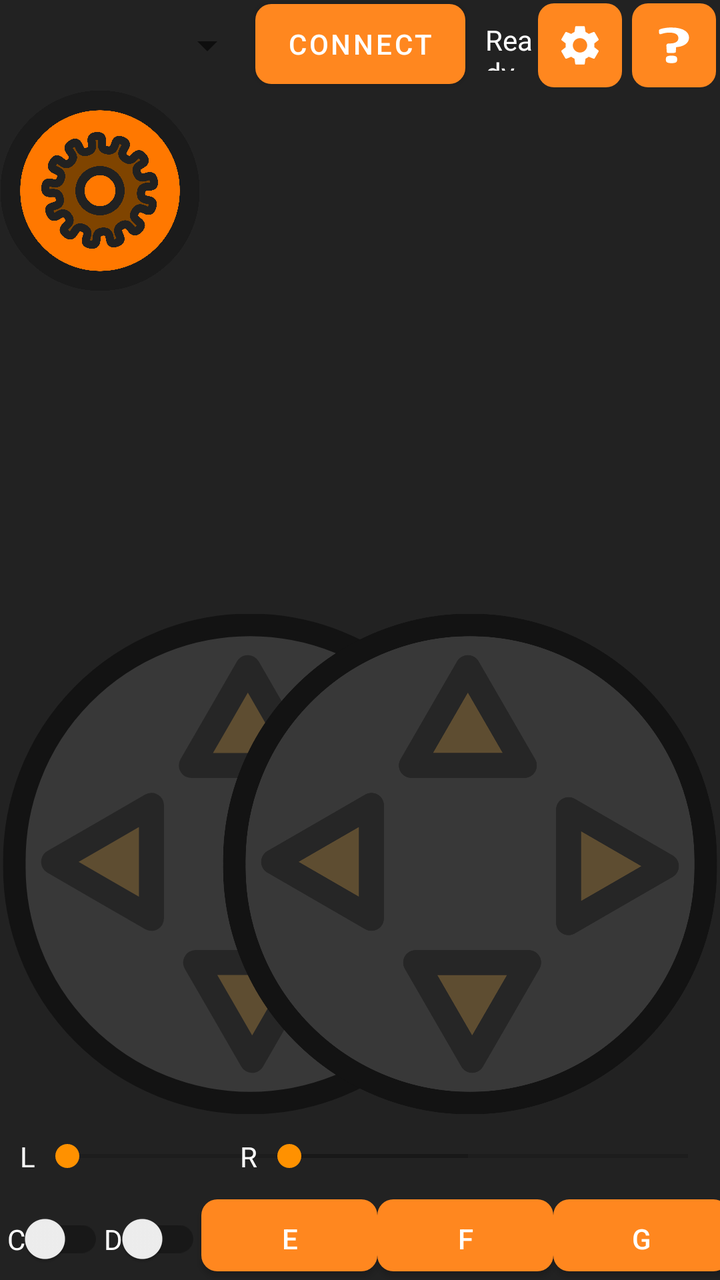
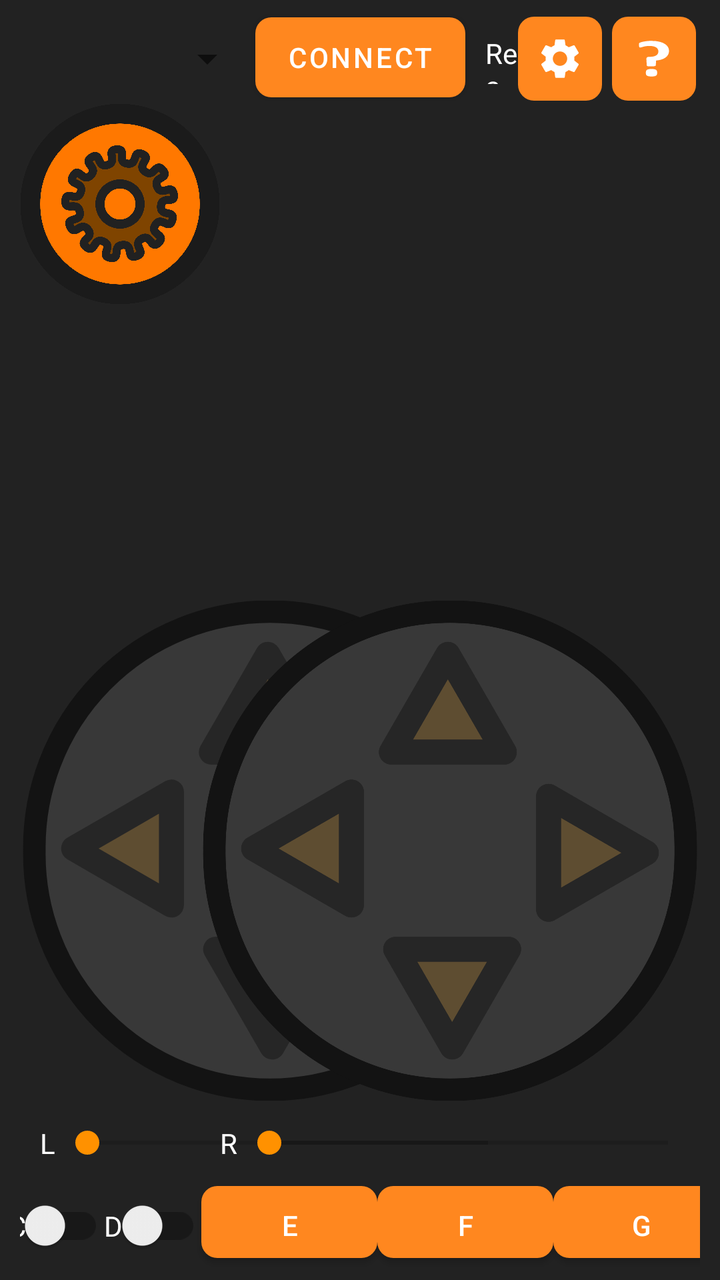

Two renders of the same Android screen: before a commit and after it. Below are the layout's source before the change and the commit's diff.
<!-- AndroidManifest.xml: application theme Theme.SerialRemote -->
<!-- res/layout/main_activity.xml -->
<?xml version="1.0" encoding="utf-8"?>
<FrameLayout xmlns:android="http://schemas.android.com/apk/res/android"
    xmlns:app="http://schemas.android.com/apk/res-auto"
    xmlns:tools="http://schemas.android.com/tools"
    xmlns:stream="http://schemas.android.com/apk/res-auto"
    android:layout_width="match_parent"
    android:layout_height="match_parent"
    android:background="@color/background"
    android:backgroundTintMode="src_over"
    android:theme="@style/ThemeOverlay.SerialRemote.FullscreenContainer"
    tools:context="com.nocomake.serialremote.MainActivity">

    <LinearLayout
        android:layout_width="match_parent"
        android:layout_height="match_parent"
        android:orientation="vertical">

        <androidx.constraintlayout.widget.ConstraintLayout
            android:id="@+id/topTools"
            android:layout_width="match_parent"
            android:layout_height="wrap_content"
            android:layout_weight="1">

            <Spinner
                android:id="@+id/btDevice"
                android:layout_width="0dp"
                android:layout_height="0dp"
                android:foregroundTint="@color/white"
                android:spinnerMode="dropdown"
                app:layout_constraintBottom_toBottomOf="parent"
                app:layout_constraintEnd_toStartOf="@+id/connect"
                app:layout_constraintStart_toStartOf="parent"
                app:layout_constraintTop_toTopOf="parent" />

            <Button
                android:id="@+id/connect"
                android:layout_width="wrap_content"
                android:layout_height="40dp"
                android:layout_margin="2dp"
                android:background="@drawable/button_background"
                android:text="Connect"
                app:layout_constraintEnd_toEndOf="parent"
                app:layout_constraintStart_toStartOf="parent"
                app:layout_constraintTop_toTopOf="@+id/btDevice" />

            <TextView
                android:id="@+id/status"
                android:layout_width="0dp"
                android:layout_height="25dp"
                android:layout_marginStart="10dp"
                android:lines="2"
                android:text="Ready to connect"
                android:textColor="@color/white"
                app:layout_constraintBottom_toBottomOf="parent"
                app:layout_constraintEnd_toStartOf="@+id/buttonSettings"
                app:layout_constraintStart_toEndOf="@+id/connect"
                app:layout_constraintTop_toTopOf="parent" />

            <ImageButton
                android:id="@+id/buttonSettings"
                android:layout_width="wrap_content"
                android:layout_height="wrap_content"
                android:background="@drawable/button_background"
                android:backgroundTint="@color/primary_1"
                android:padding="9dp"
                android:src="@drawable/gear"
                android:layout_marginEnd="5dp"
                app:layout_constraintBottom_toBottomOf="parent"
                app:layout_constraintEnd_toStartOf="@+id/buttonHelp"
                app:layout_constraintTop_toTopOf="parent" />

            <ImageButton
                android:id="@+id/buttonHelp"
                android:layout_width="wrap_content"
                android:layout_height="wrap_content"
                android:background="@drawable/button_background"
                android:backgroundTint="@color/primary_1"
                android:padding="9dp"
                android:layout_margin="2dp"
                android:src="@drawable/question"
                app:layout_constraintBottom_toBottomOf="parent"
                app:layout_constraintEnd_toEndOf="parent"
                app:layout_constraintTop_toTopOf="parent" />


        </androidx.constraintlayout.widget.ConstraintLayout>

        <LinearLayout
            android:layout_width="match_parent"
            android:layout_height="wrap_content"
            android:layout_weight="100"
            android:orientation="horizontal">

            <RelativeLayout
                android:layout_width="wrap_content"
                android:layout_height="match_parent"
                android:layout_weight="0.5">

                <androidx.constraintlayout.widget.ConstraintLayout
                    android:layout_width="match_parent"
                    android:layout_height="match_parent">

                    <androidx.constraintlayout.widget.ConstraintLayout
                        android:id="@+id/sliderLContainer"
                        android:layout_width="0dp"
                        android:layout_height="wrap_content"
                        app:layout_constraintBottom_toBottomOf="parent"
                        app:layout_constraintEnd_toEndOf="@+id/leftJoystick"
                        app:layout_constraintStart_toStartOf="@+id/leftJoystick">

                        <TextView
                            android:id="@+id/sliderLText"
                            android:layout_width="wrap_content"
                            android:layout_height="wrap_content"
                            android:layout_marginStart="10dp"
                            android:text="L"
                            android:textColor="@color/white"
                            app:layout_constraintBottom_toBottomOf="parent"
                            app:layout_constraintStart_toStartOf="parent"
                            app:layout_constraintTop_toTopOf="parent" />

                        <SeekBar
                            android:id="@+id/sliderL"
                            android:max="255"
                            android:layout_width="0dp"
                            android:layout_height="42dp"
                            app:layout_constraintBottom_toBottomOf="parent"
                            app:layout_constraintEnd_toEndOf="parent"
                            app:layout_constraintStart_toEndOf="@+id/sliderLText" />

                    </androidx.constraintlayout.widget.ConstraintLayout>

                    <androidx.constraintlayout.widget.ConstraintLayout
                        android:id="@+id/sliderRContainer"
                        android:layout_width="0dp"
                        android:layout_height="wrap_content"
                        app:layout_constraintBottom_toBottomOf="parent"
                        app:layout_constraintEnd_toEndOf="@+id/rightJoystick"
                        app:layout_constraintStart_toStartOf="@+id/rightJoystick">

                        <TextView
                            android:id="@+id/sliderRText"
                            android:layout_width="wrap_content"
                            android:layout_height="wrap_content"
                            android:layout_marginStart="10dp"
                            android:text="R"
                            android:textColor="@color/white"
                            app:layout_constraintBottom_toBottomOf="parent"
                            app:layout_constraintStart_toStartOf="parent"
                            app:layout_constraintTop_toTopOf="parent" />

                        <SeekBar
                            android:id="@+id/sliderR"
                            android:max="255"
                            android:layout_width="0dp"
                            android:layout_height="42dp"
                            app:layout_constraintBottom_toBottomOf="parent"
                            app:layout_constraintEnd_toEndOf="parent"
                            app:layout_constraintStart_toEndOf="@+id/sliderRText" />

                    </androidx.constraintlayout.widget.ConstraintLayout>

                    <ImageView
                        android:id="@+id/leftJoystick"
                        android:layout_width="0dp"
                        android:layout_height="0dp"
                        android:scaleType="fitCenter"
                        app:layout_constraintBottom_toTopOf="@+id/sliderLContainer"
                        app:layout_constraintDimensionRatio="1"
                        app:layout_constraintHeight_max="250dp"
                        app:layout_constraintStart_toStartOf="parent"
                        app:layout_constraintTop_toTopOf="parent"
                        app:layout_constraintVertical_bias="1.0"
                        app:srcCompat="@drawable/pad" />

                    <ImageView
                        android:id="@+id/rightJoystick"
                        android:layout_width="0dp"
                        android:layout_height="0dp"
                        android:scaleType="fitCenter"
                        android:visibility="visible"
                        app:layout_constraintBottom_toTopOf="@+id/sliderRContainer"
                        app:layout_constraintDimensionRatio="1"
                        app:layout_constraintEnd_toEndOf="parent"
                        app:layout_constraintHeight_max="250dp"
                        app:layout_constraintTop_toTopOf="parent"
                        app:layout_constraintVertical_bias="1.0"
                        app:srcCompat="@drawable/pad" />

                    <androidx.constraintlayout.widget.ConstraintLayout
                        android:layout_width="0dp"
                        android:layout_height="0dp"
                        app:layout_constraintBottom_toBottomOf="parent"
                        app:layout_constraintEnd_toStartOf="@+id/rightJoystick"
                        app:layout_constraintHorizontal_bias="0.0"
                        app:layout_constraintStart_toEndOf="@+id/leftJoystick"
                        app:layout_constraintTop_toTopOf="parent"
                        app:layout_constraintVertical_bias="1.0">

                        <com.github.niqdev.mjpeg.MjpegSurfaceView
                            android:id="@+id/videoPlayerMJPEG"
                            android:layout_width="0dp"
                            android:layout_height="0dp"
                            android:layout_marginStart="20dp"
                            android:layout_marginEnd="20dp"
                            android:visibility="gone"
                            app:backgroundColor="@color/background"
                            app:layout_constraintBottom_toBottomOf="parent"
                            app:layout_constraintEnd_toEndOf="parent"
                            app:layout_constraintStart_toStartOf="parent"
                            app:layout_constraintTop_toTopOf="parent"
                            stream:type="stream_default" />

                        <androidx.media3.ui.PlayerView
                            android:id="@+id/videoPlayerView"
                            android:layout_width="0dp"
                            android:layout_height="0dp"
                            android:layout_marginStart="20dp"
                            android:layout_marginEnd="20dp"
                            android:background="@color/background"
                            android:visibility="gone"
                            app:layout_constraintBottom_toBottomOf="parent"
                            app:layout_constraintEnd_toEndOf="parent"
                            app:layout_constraintStart_toStartOf="parent"
                            app:layout_constraintTop_toTopOf="parent" />

                        <TextView
                            android:id="@+id/videoPlayerStatus"
                            android:layout_width="0dp"
                            android:layout_height="wrap_content"
                            android:layout_marginStart="40dp"
                            android:layout_marginTop="20dp"
                            android:layout_marginEnd="40dp"
                            android:layout_marginBottom="20dp"
                            android:fontFamily="monospace"
                            android:textColor="@color/white"
                            android:textSize="16sp"
                            app:layout_constraintBottom_toBottomOf="parent"
                            app:layout_constraintEnd_toEndOf="parent"
                            app:layout_constraintStart_toStartOf="parent" />

                        <TextView
                            android:id="@+id/remoteStats"
                            android:layout_width="0dp"
                            android:layout_height="0dp"
                            android:layout_marginStart="20dp"
                            android:layout_marginTop="20dp"
                            android:layout_marginEnd="20dp"
                            android:layout_marginBottom="20dp"
                            android:fontFamily="monospace"
                            style="@style/OutlineText"
                            android:textSize="32sp"
                            app:layout_constraintBottom_toBottomOf="parent"
                            app:layout_constraintEnd_toEndOf="parent"
                            app:layout_constraintStart_toStartOf="parent"
                            app:layout_constraintTop_toTopOf="parent" />
                    </androidx.constraintlayout.widget.ConstraintLayout>

                </androidx.constraintlayout.widget.ConstraintLayout>

                <RelativeLayout
                    android:id="@+id/leftKnob"
                    android:layout_width="wrap_content"
                    android:layout_height="wrap_content">

                    <ImageView
                        android:id="@+id/leftKnobImageView"
                        android:layout_width="100dp"
                        android:layout_height="100dp"
                        android:layout_weight="1"
                        app:srcCompat="@drawable/knob" />
                </RelativeLayout>

                <RelativeLayout
                    android:id="@+id/rightKnob"
                    android:layout_width="wrap_content"
                    android:layout_height="wrap_content">

                    <ImageView
                        android:id="@+id/rightKnobImageView"
                        android:layout_width="100dp"
                        android:layout_height="100dp"
                        android:layout_weight="1"
                        app:srcCompat="@drawable/knob" />
                </RelativeLayout>

            </RelativeLayout>

        </LinearLayout>

        <androidx.constraintlayout.widget.ConstraintLayout
            android:id="@+id/linearLayout2"
            android:layout_width="match_parent"
            android:layout_height="42dp"
            android:layout_weight="1">

            <androidx.appcompat.widget.SwitchCompat
                android:id="@+id/switchA"
                android:layout_width="wrap_content"
                android:layout_height="0dp"
                android:text="A"
                android:textColor="@color/white"
                app:layout_constraintBottom_toBottomOf="parent"
                app:layout_constraintEnd_toStartOf="@+id/switchB"
                app:layout_constraintHorizontal_bias="0.5"
                app:layout_constraintStart_toStartOf="parent"
                app:layout_constraintTop_toTopOf="parent" />

            <androidx.appcompat.widget.SwitchCompat
                android:id="@+id/switchB"
                android:layout_width="wrap_content"
                android:layout_height="0dp"
                android:text="B"
                android:textColor="@color/white"
                app:layout_constraintBottom_toBottomOf="parent"
                app:layout_constraintEnd_toStartOf="@+id/switchC"
                app:layout_constraintHorizontal_bias="0.5"
                app:layout_constraintStart_toEndOf="@+id/switchA"
                app:layout_constraintTop_toTopOf="parent"
                app:layout_constraintVertical_bias="0.508" />

            <androidx.appcompat.widget.SwitchCompat
                android:id="@+id/switchC"
                android:layout_width="wrap_content"
                android:layout_height="0dp"
                android:text="C"
                android:textColor="@color/white"
                app:layout_constraintBottom_toBottomOf="parent"
                app:layout_constraintEnd_toStartOf="@+id/switchD"
                app:layout_constraintHorizontal_bias="0.5"
                app:layout_constraintStart_toEndOf="@+id/switchB"
                app:layout_constraintTop_toTopOf="parent"
                app:layout_constraintVertical_bias="0.508" />

            <androidx.appcompat.widget.SwitchCompat
                android:id="@+id/switchD"
                android:layout_width="wrap_content"
                android:layout_height="0dp"
                android:text="D"
                android:textColor="@color/white"
                app:layout_constraintBottom_toBottomOf="parent"
                app:layout_constraintEnd_toStartOf="@+id/buttonE"
                app:layout_constraintHorizontal_bias="0.5"
                app:layout_constraintStart_toEndOf="@+id/switchC"
                app:layout_constraintTop_toTopOf="parent" />

            <Button
                android:id="@+id/buttonE"
                android:layout_width="wrap_content"
                android:layout_height="36dp"
                android:layout_marginBottom="4dp"
                android:background="@drawable/button_background"
                android:text="E"
                android:textAllCaps="false"
                app:layout_constraintBottom_toBottomOf="parent"
                app:layout_constraintEnd_toStartOf="@+id/buttonF"
                app:layout_constraintHorizontal_bias="0.5"
                app:layout_constraintStart_toEndOf="@+id/switchD"
                app:layout_constraintTop_toTopOf="parent" />

            <Button
                android:id="@+id/buttonF"
                android:layout_width="wrap_content"
                android:layout_height="36dp"
                android:layout_marginBottom="4dp"
                android:background="@drawable/button_background"
                android:text="F"
                android:textAllCaps="false"
                app:layout_constraintBottom_toBottomOf="parent"
                app:layout_constraintEnd_toStartOf="@+id/buttonG"
                app:layout_constraintHorizontal_bias="0.5"
                app:layout_constraintStart_toEndOf="@+id/buttonE"
                app:layout_constraintTop_toTopOf="parent" />

            <Button
                android:id="@+id/buttonG"
                android:layout_width="wrap_content"
                android:layout_height="36dp"
                android:layout_marginBottom="4dp"
                android:background="@drawable/button_background"
                android:text="G"
                android:textAllCaps="false"
                app:layout_constraintBottom_toBottomOf="parent"
                app:layout_constraintEnd_toStartOf="@+id/buttonH"
                app:layout_constraintHorizontal_bias="0.5"
                app:layout_constraintStart_toEndOf="@+id/buttonF"
                app:layout_constraintTop_toTopOf="parent" />

            <Button
                android:id="@+id/buttonH"
                android:layout_width="wrap_content"
                android:layout_height="36dp"
                android:layout_marginBottom="4dp"
                android:background="@drawable/button_background"
                android:text="H"
                android:textAllCaps="false"
                app:layout_constraintBottom_toBottomOf="parent"
                app:layout_constraintEnd_toEndOf="parent"
                app:layout_constraintHorizontal_bias="0.5"
                app:layout_constraintStart_toEndOf="@+id/buttonG"
                app:layout_constraintTop_toTopOf="parent" />

        </androidx.constraintlayout.widget.ConstraintLayout>
    </LinearLayout>

</FrameLayout>
<!-- resources referenced by this layout -->
<resources>
  <color name="background">#FF222222</color>
  <color name="primary_1">#FFff871f</color>
  <color name="white">#FFFFFFFF</color>
  <!-- drawable button_background (drawable) -->
  <ripple xmlns:android="http://schemas.android.com/apk/res/android"
      android:color="@color/buttonPressed">
      <item>
          <shape android:shape="rectangle">
              <solid android:color="@color/primary_1" />
              <corners android:radius="8dp" /> 
          </shape>
      </item>
  </ripple>
  <!-- drawable gear (drawable) -->
  <vector xmlns:android="http://schemas.android.com/apk/res/android" android:height="24dp" android:tint="#FFFFFF" android:viewportHeight="24" android:viewportWidth="24" android:width="24dp">
        
      <path android:fillColor="@android:color/white" android:pathData="M19.14,12.94c0.04,-0.3 0.06,-0.61 0.06,-0.94c0,-0.32 -0.02,-0.64 -0.07,-0.94l2.03,-1.58c0.18,-0.14 0.23,-0.41 0.12,-0.61l-1.92,-3.32c-0.12,-0.22 -0.37,-0.29 -0.59,-0.22l-2.39,0.96c-0.5,-0.38 -1.03,-0.7 -1.62,-0.94L14.4,2.81c-0.04,-0.24 -0.24,-0.41 -0.48,-0.41h-3.84c-0.24,0 -0.43,0.17 -0.47,0.41L9.25,5.35C8.66,5.59 8.12,5.92 7.63,6.29L5.24,5.33c-0.22,-0.08 -0.47,0 -0.59,0.22L2.74,8.87C2.62,9.08 2.66,9.34 2.86,9.48l2.03,1.58C4.84,11.36 4.8,11.69 4.8,12s0.02,0.64 0.07,0.94l-2.03,1.58c-0.18,0.14 -0.23,0.41 -0.12,0.61l1.92,3.32c0.12,0.22 0.37,0.29 0.59,0.22l2.39,-0.96c0.5,0.38 1.03,0.7 1.62,0.94l0.36,2.54c0.05,0.24 0.24,0.41 0.48,0.41h3.84c0.24,0 0.44,-0.17 0.47,-0.41l0.36,-2.54c0.59,-0.24 1.13,-0.56 1.62,-0.94l2.39,0.96c0.22,0.08 0.47,0 0.59,-0.22l1.92,-3.32c0.12,-0.22 0.07,-0.47 -0.12,-0.61L19.14,12.94zM12,15.6c-1.98,0 -3.6,-1.62 -3.6,-3.6s1.62,-3.6 3.6,-3.6s3.6,1.62 3.6,3.6S13.98,15.6 12,15.6z"/>
      
  </vector>
  <style name="OutlineText">
          <item name="android:textColor">#eeeeee</item>
          <item name="android:shadowColor">#000000</item>
          <item name="android:shadowRadius">5</item>
      </style>
  <style name="ThemeOverlay.SerialRemote.FullscreenContainer" parent="Theme.SerialRemote">
          <item name="fullscreenBackgroundColor">@color/black_overlay</item>
          <item name="fullscreenTextColor">@color/white</item>
      </style>
  <style name="Theme.SerialRemote" parent="Theme.MaterialComponents.DayNight.DarkActionBar">
          
          <item name="colorPrimary">@color/primary_1</item>
          <item name="colorPrimaryVariant">@color/primary_2</item>
          <item name="colorOnPrimary">@color/white</item>
          
          <item name="colorSecondary">@color/secondary_1</item>
          <item name="colorSecondaryVariant">@color/secondary_2</item>
          <item name="colorOnSecondary">@color/white</item>
          
          <item name="android:statusBarColor" tools:targetApi="l">?attr/colorPrimaryVariant</item>
          
  
          <item name="android:windowLayoutInDisplayCutoutMode">
              shortEdges 
          </item>
  
      </style>
  <color name="buttonPressed">#FFFFbb77</color>
  <color name="black_overlay">#66000000</color>
  <color name="primary_2">#FFbd5700</color>
  <color name="secondary_1">#FFff9100</color>
  <color name="secondary_2">#FFd97b00</color>
  <!-- unchanged entries left out for length: 3 -->
</resources>

<!-- the commit's change to res/layout/main_activity.xml (unified diff, before → after) -->
@@ -13,7 +13,9 @@
     <LinearLayout
         android:layout_width="match_parent"
         android:layout_height="match_parent"
-        android:orientation="vertical">
+        android:orientation="vertical"
+        android:paddingHorizontal="30px"
+        android:paddingVertical="20px">
 
         <androidx.constraintlayout.widget.ConstraintLayout
             android:id="@+id/topTools"
@@ -60,11 +62,11 @@
                 android:id="@+id/buttonSettings"
                 android:layout_width="wrap_content"
                 android:layout_height="wrap_content"
+                android:layout_marginEnd="5dp"
                 android:background="@drawable/button_background"
                 android:backgroundTint="@color/primary_1"
                 android:padding="9dp"
                 android:src="@drawable/gear"
-                android:layout_marginEnd="5dp"
                 app:layout_constraintBottom_toBottomOf="parent"
                 app:layout_constraintEnd_toStartOf="@+id/buttonHelp"
                 app:layout_constraintTop_toTopOf="parent" />
@@ -73,10 +75,10 @@
                 android:id="@+id/buttonHelp"
                 android:layout_width="wrap_content"
                 android:layout_height="wrap_content"
+                android:layout_margin="2dp"
                 android:background="@drawable/button_background"
                 android:backgroundTint="@color/primary_1"
                 android:padding="9dp"
-                android:layout_margin="2dp"
                 android:src="@drawable/question"
                 app:layout_constraintBottom_toBottomOf="parent"
                 app:layout_constraintEnd_toEndOf="parent"
@@ -121,9 +123,9 @@
 
                         <SeekBar
                             android:id="@+id/sliderL"
+                            android:layout_width="0dp"
+                            android:layout_height="42dp"
                             android:max="255"
-                            android:layout_width="0dp"
-                            android:layout_height="42dp"
                             app:layout_constraintBottom_toBottomOf="parent"
                             app:layout_constraintEnd_toEndOf="parent"
                             app:layout_constraintStart_toEndOf="@+id/sliderLText" />
@@ -151,9 +153,9 @@
 
                         <SeekBar
                             android:id="@+id/sliderR"
+                            android:layout_width="0dp"
+                            android:layout_height="42dp"
                             android:max="255"
-                            android:layout_width="0dp"
-                            android:layout_height="42dp"
                             app:layout_constraintBottom_toBottomOf="parent"
                             app:layout_constraintEnd_toEndOf="parent"
                             app:layout_constraintStart_toEndOf="@+id/sliderRText" />
@@ -241,6 +243,7 @@
 
                         <TextView
                             android:id="@+id/remoteStats"
+                            style="@style/OutlineText"
                             android:layout_width="0dp"
                             android:layout_height="0dp"
                             android:layout_marginStart="20dp"
@@ -248,7 +251,6 @@
                             android:layout_marginEnd="20dp"
                             android:layout_marginBottom="20dp"
                             android:fontFamily="monospace"
-                            style="@style/OutlineText"
                             android:textSize="32sp"
                             app:layout_constraintBottom_toBottomOf="parent"
                             app:layout_constraintEnd_toEndOf="parent"
